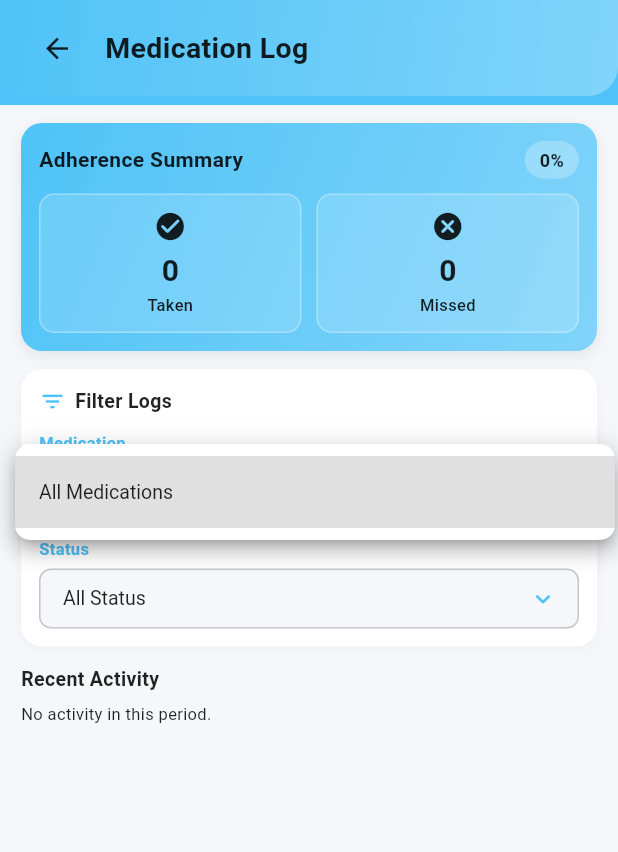
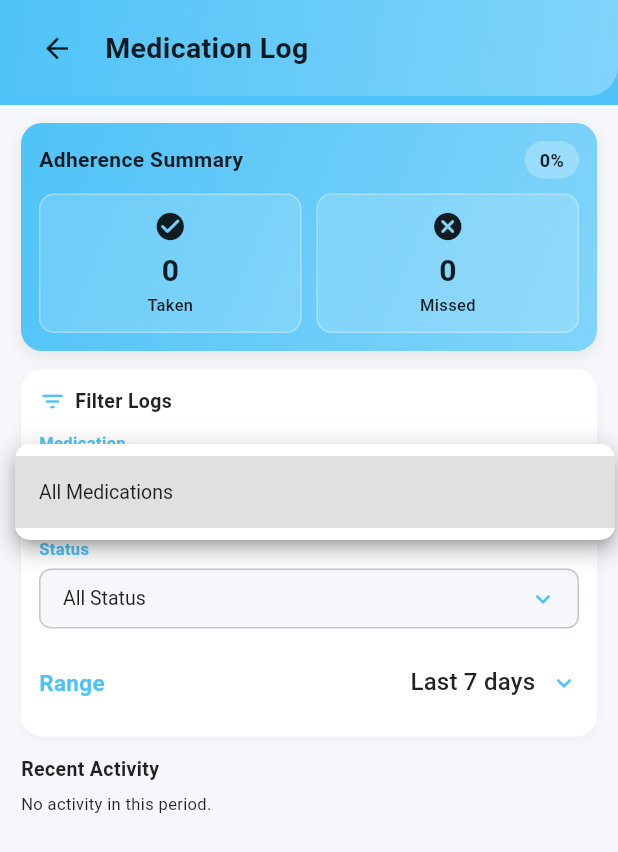
Before and after one commit to Rawan-TarekSobhy/DEPI-Final-Project, a Flutter app: the MedicationLogPage screen opened by its route, after a tap on "All Medications", on a phone screen of 412 x 824 dp. Shown: the top 852 px of the screen. Run offline on Flutter 3.47's test engine with Material 3 defaults, Android fonts, the light colour scheme and no system bars; our stand-ins replace awesome_notifications, connectivity_plus, dio, file_picker, floor, flutter_map and 11 more; missing offline and left inert: file_saver; accounts and stored records are empty; generated files the repository leaves out were written again; statements that could not run were skipped.

Commit message:
Improve error handling and add range filter UI

```diff
--- a/lib/controllers/medication_log_controller.dart
+++ b/lib/controllers/medication_log_controller.dart
@@ -23,20 +23,37 @@ class MedicationLogController extends GetxController {
 
   late DateTime fromDate;
   late DateTime toDate;
+  final selectedRange = 7.obs;
 
 @override
 void onInit() {
   super.onInit();
+  changeRange(7);
+}
+
+  void changeRange(int days) {
+  selectedRange.value = days;
+  _setRange(days);
+}
+
+void _setRange(int days) {
   final now = DateTime.now();
-    // افتراضيًا: آخر 7 أيام
-    fromDate =
-        DateTime(now.year, now.month, now.day).subtract(const Duration(days: 6));
+
+  if (days == 0) {
+    fromDate = DateTime(2000, 1, 1);
+  } else {
+    // آخر N يوم
+    final today = DateTime(now.year, now.month, now.day);
+    fromDate = today.subtract(Duration(days: days - 1));
+  }
+
   toDate = DateTime(now.year, now.month, now.day)
       .add(const Duration(days: 1))
       .subtract(const Duration(milliseconds: 1));
 
   loadLog();
 }
+
 
   Future<void> loadLog() async {
     final userId = authService.currentUserId;
--- a/lib/views/medication_log_page.dart
+++ b/lib/views/medication_log_page.dart
@@ -409,6 +409,45 @@ class MedicationLogPage extends StatelessWidget {
               },
             ),
           ),
+          const SizedBox(height: 12),
+Row(
+  mainAxisAlignment: MainAxisAlignment.spaceBetween,
+  children: [
+           Text(
+            'Range',
+            style: TextStyle(
+              fontSize: 15,
+              fontWeight: FontWeight.w600,
+              color: theme.primaryColor,
+            ),
+          ),
+    Obx(() {
+      return DropdownButton<int>(
+        icon: Icon(
+                Icons.keyboard_arrow_down_rounded,
+                color: theme.primaryColor,
+                size: 20,
+              ),
+        value: controller.selectedRange.value,
+        dropdownColor: theme.cardColor,
+        underline: const SizedBox.shrink(),
+        items: const [
+          DropdownMenuItem(value: 7, child: Text('Last 7 days')),
+          DropdownMenuItem(value: 30, child: Text('Last 30 days')),
+          DropdownMenuItem(value: 90, child: Text('Last 90 days')),
+          DropdownMenuItem(value: 0, child: Text('All time')),
+        ],
+        onChanged: (v) {
+          if (v != null) {
+            controller.changeRange(v);
+          }
+        },
+      );
+    }),
+  ],
+),
+// const SizedBox(height: 5),
+
         ],
       ),
     );
```
Also changed, not shown: lib/controllers/nearby_pharmacies_controller.dart (+19 -5 lines), lib/services/pharmacies_service.dart (+19 -14 lines), lib/views/nearby_pharmacies_page.dart (+15 -0 lines). Lines whose indentation alone changed are shown as unchanged.
